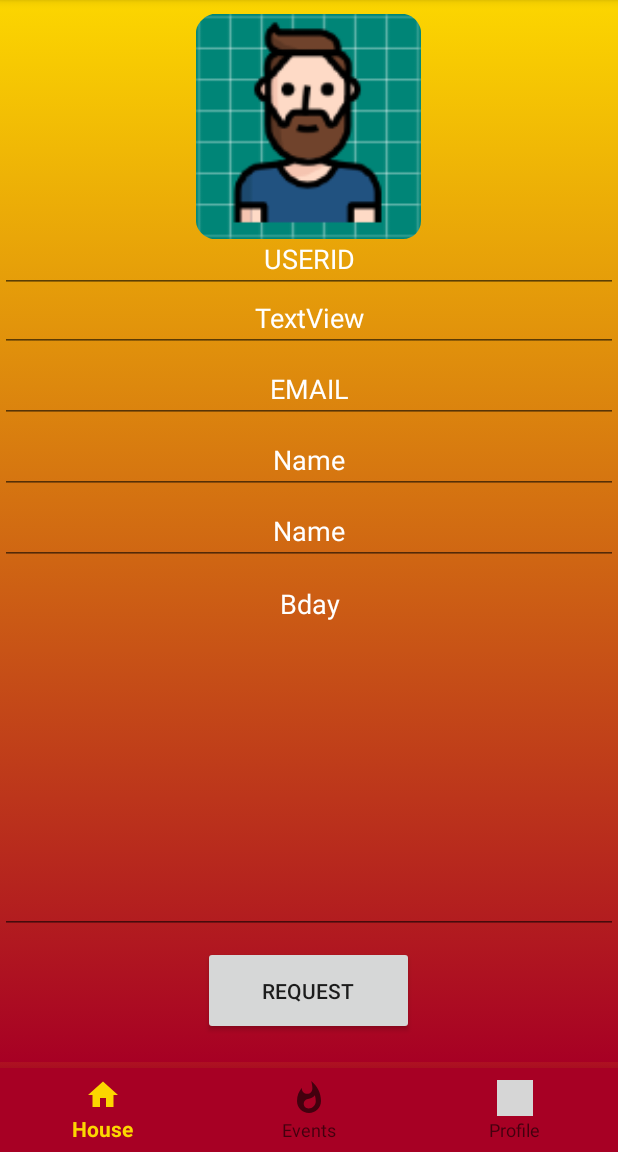
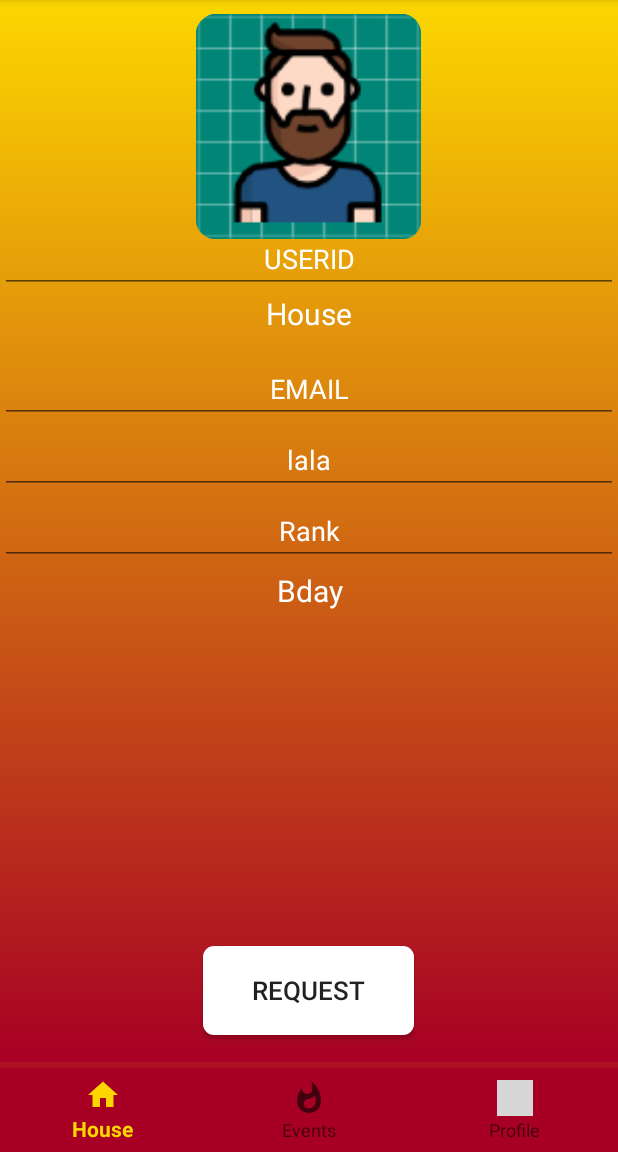
Before and after one commit to maxcastan/mobileProject2, an Android app: the fragment ProfileFragment placed in its activity, on a phone screen of 412 x 824 dp, the part 84-1236 px from its top. Run offline under Robolectric (Android 15) with nearby library versions, the phone set to English and light mode, and no system bars; our stand-ins replace Firebase (no records; nobody signed in at launch, a user with empty details on screens opened directly); grey boxes are pictures that could not be loaded.

Commit message:
Profile animations, and extra
fixes to UI and added animations

```diff
--- a/Project2/app/src/main/java/edu/fsu/cs/mobile/hw5/project2/ProfileFragment.java
+++ b/Project2/app/src/main/java/edu/fsu/cs/mobile/hw5/project2/ProfileFragment.java
@@ -13,12 +13,15 @@ import android.view.MenuInflater;
 import android.view.MenuItem;
 import android.view.View;
 import android.view.ViewGroup;
+import android.view.animation.Animation;
+import android.view.animation.AnimationUtils;
 import android.widget.Button;
 import android.widget.EditText;
 import android.widget.ImageView;
 import android.widget.TextView;
 import android.widget.Toolbar;
 
+import com.firebase.ui.auth.AuthUI;
 import com.google.android.gms.tasks.OnCompleteListener;
 import com.google.android.gms.tasks.Task;
 import com.google.firebase.auth.FirebaseAuth;
@@ -31,6 +34,7 @@ import com.google.firebase.firestore.Query;
 import java.util.HashMap;
 import java.util.Map;
 
+import static com.firebase.ui.auth.AuthUI.getApplicationContext;
 import static edu.fsu.cs.mobile.hw5.project2.R.mipmap.m1beard;
 
 
@@ -56,6 +60,8 @@ public class ProfileFragment extends Fragment {
     ImageView image;
 
     Button requestBtn;
+
+    Animation slideup;
 
     public ProfileFragment() {
         // Required empty public constructor
@@ -94,16 +100,20 @@ public class ProfileFragment extends Fragment {
 
 
         //edit text because these may change and are editable
-        userid = (EditText) getActivity().findViewById(R.id.pUserId);
-        emailuser = (EditText)  getActivity().findViewById(R.id.pEmail);
-        rank = (EditText)  getActivity().findViewById(R.id.pRank);
+        userid = (EditText) v.findViewById(R.id.pUserId);
+        emailuser = (EditText)  v.findViewById(R.id.pEmail);
+        rank = (EditText)  v.findViewById(R.id.pRank);
 
 
 
         //text view bc these do not change
-        bday = (TextView)  getActivity().findViewById(R.id.pBday);
-        houseuser= (TextView)  getActivity().findViewById(R.id.pHouse);
-        actualName = (TextView)  getActivity().findViewById(R.id.pName);
+        bday = (TextView)  v.findViewById(R.id.pBday);
+        houseuser= (TextView)  v.findViewById(R.id.pHouse);
+        actualName = (TextView)  v.findViewById(R.id.pName);
+
+
+        actualName.setText("lala");
+
         requestBtn = v.findViewById(R.id.requestBtn);
 
 
@@ -120,6 +130,28 @@ public class ProfileFragment extends Fragment {
         });
 
 
+
+        slideup = AnimationUtils.loadAnimation(getActivity(),
+                R.anim.slide_up);
+
+
+        // Slide Up
+        actualName.startAnimation(slideup);
+        rank.startAnimation(slideup);
+        userid.startAnimation(slideup);
+        emailuser.startAnimation(slideup);
+        bday.startAnimation(slideup);
+        houseuser.startAnimation(slideup);
+        /*
+        btnSlideUp.setOnClickListener(new View.OnClickListener() {
+            @Override
+            public void onClick(View v) {
+                txtSlideUp.startAnimation(animSlideUp);
+            }
+        });
+
+*/
+
         return v;
     }
 
@@ -127,11 +159,7 @@ public class ProfileFragment extends Fragment {
     public void onCreateOptionsMenu(Menu menu, MenuInflater inflater){
         inflater.inflate(R.menu.profile_menu, menu);
 
-        Log.i("this is working 6:  " , "6");
-
         super.onCreateOptionsMenu(menu, inflater);
-
-        Log.i("this is working 7:  " , "7");
     }
 
     @Override
--- /dev/null
+++ b/Project2/app/src/main/res/anim/slide_up.xml
@@ -0,0 +1,9 @@
+<set xmlns:android="http://schemas.android.com/apk/res/android"
+    android:interpolator="@android:anim/linear_interpolator"
+    android:fillAfter="true">
+
+    <translate
+        android:fromYDelta="30%p"
+        android:toYDelta="5%p"
+        android:duration="800" />
+</set>
--- /dev/null
+++ b/Project2/app/src/main/res/drawable/roundedcorners.xml
@@ -0,0 +1,10 @@
+<?xml version="1.0" encoding="utf-8"?>
+<selector xmlns:android="http://schemas.android.com/apk/res/android">
+<item>
+    <shape android:shape="rectangle">
+        <solid android:color="#FFFFFF"/>
+        <!--corners allow us to make the rounded corners button-->
+        <corners android:radius="7dp" />
+    </shape>
+</item>
+</selector>
--- a/Project2/app/src/main/res/layout/fragment_event_message.xml
+++ b/Project2/app/src/main/res/layout/fragment_event_message.xml
@@ -10,6 +10,7 @@
         android:id="@+id/recycler_event_messages"
         android:layout_width="match_parent"
         android:layout_height="match_parent" />
+
     <android.support.design.widget.FloatingActionButton
         android:id="@+id/floatingActionButton_event_messages"
         android:layout_width="wrap_content"
@@ -17,6 +18,7 @@
         android:layout_gravity="bottom|end"
         android:layout_margin="16dp"
         android:clickable="true"
-        android:src="@drawable/ic_add_circle_black_24dp" />
+        android:src="@drawable/ic_add_circle_black_24dp"
+        app:backgroundTint="@android:color/white" />
 
 </android.support.design.widget.CoordinatorLayout>
--- a/Project2/app/src/main/res/layout/fragment_home.xml
+++ b/Project2/app/src/main/res/layout/fragment_home.xml
@@ -10,6 +10,7 @@
         android:id="@+id/recycler_home_fragment"
         android:layout_width="match_parent"
         android:layout_height="match_parent" />
+
     <android.support.design.widget.FloatingActionButton
         android:id="@+id/floatingActionButton_home_fragment"
         android:layout_width="wrap_content"
@@ -17,6 +18,7 @@
         android:layout_gravity="bottom|end"
         android:layout_margin="16dp"
         android:clickable="true"
-        android:src="@drawable/ic_add_circle_black_24dp" />
+        android:src="@drawable/ic_add_circle_black_24dp"
+        app:backgroundTint="@android:color/white" />
 
 </android.support.design.widget.CoordinatorLayout>
--- a/Project2/app/src/main/res/layout/fragment_house_message_comments.xml
+++ b/Project2/app/src/main/res/layout/fragment_house_message_comments.xml
@@ -10,6 +10,7 @@
         android:id="@+id/recycler_house_message_comments"
         android:layout_width="match_parent"
         android:layout_height="match_parent" />
+
     <android.support.design.widget.FloatingActionButton
         android:id="@+id/floatingActionButton_house_message_comments"
         android:layout_width="wrap_content"
@@ -17,6 +18,7 @@
         android:layout_gravity="bottom|end"
         android:layout_margin="16dp"
         android:clickable="true"
-        android:src="@drawable/ic_add_circle_black_24dp" />
+        android:src="@drawable/ic_add_circle_black_24dp"
+        app:backgroundTint="@android:color/white" />
 
 </android.support.design.widget.CoordinatorLayout>
--- a/Project2/app/src/main/res/layout/fragment_profile.xml
+++ b/Project2/app/src/main/res/layout/fragment_profile.xml
@@ -12,13 +12,15 @@
         android:id="@+id/requestBtn"
         android:layout_width="113dp"
         android:layout_height="59dp"
+        android:layout_alignParentStart="true"
+        android:layout_alignParentEnd="true"
         android:layout_alignParentBottom="true"
-        android:layout_alignParentEnd="true"
-        android:layout_alignParentStart="true"
+        android:layout_marginStart="135dp"
+        android:layout_marginEnd="136dp"
         android:layout_marginBottom="18dp"
-        android:layout_marginEnd="136dp"
-        android:layout_marginStart="135dp"
-        android:text="@string/requestStr" />
+        android:background="@drawable/roundedcorners"
+        android:text="@string/requestStr"
+        android:textSize="17sp" />
 
     <EditText
         android:id="@+id/pUserId"
@@ -66,10 +68,10 @@
         android:ems="10"
         android:gravity="center_horizontal"
         android:inputType="textPersonName"
-        android:text="Name"
+        android:text="Rank"
         android:textColor="@android:color/white" />
 
-    <EditText
+    <TextView
         android:id="@+id/pHouse"
         android:layout_width="match_parent"
         android:layout_height="39dp"
@@ -80,10 +82,11 @@
         android:layout_marginTop="0dp"
         android:layout_marginEnd="0dp"
         android:gravity="center_horizontal"
-        android:text="TextView"
-        android:textColor="@android:color/white" />
+        android:text="House"
+        android:textColor="@android:color/white"
+        android:textSize="20sp" />
 
-    <EditText
+    <TextView
         android:id="@+id/pName"
         style="@android:style/Widget.AutoCompleteTextView"
         android:layout_width="match_parent"
@@ -100,7 +103,7 @@
         android:text="Name"
         android:textColor="@android:color/white" />
 
-    <EditText
+    <TextView
         android:id="@+id/pBday"
         android:layout_width="match_parent"
         android:layout_height="wrap_content"
@@ -114,7 +117,8 @@
         android:gravity="center_horizontal"
         android:inputType="textPersonName"
         android:text="Bday"
-        android:textColor="@android:color/white" />
+        android:textColor="@android:color/white"
+        android:textSize="20sp" />
 
     <ImageView
         android:id="@+id/pImg"
--- a/Project2/app/src/main/res/layout/fragment_social.xml
+++ b/Project2/app/src/main/res/layout/fragment_social.xml
@@ -19,7 +19,8 @@ tools:context=".SocialFragment">
         android:layout_gravity="bottom|end"
         android:layout_margin="16dp"
         android:clickable="true"
-    android:src="@drawable/ic_add_circle_black_24dp"  />
+        android:src="@drawable/ic_add_circle_black_24dp"
+        app:backgroundTint="@android:color/white" />
 
 
 </android.support.design.widget.CoordinatorLayout>
```
Also changed, not shown: Project2/app/src/main/java/edu/fsu/cs/mobile/hw5/project2/MainActivity.java (+11 -1 lines), Project2/app/src/main/res/anim/fade_in.xml (added, +10 -0 lines), Project2/app/src/main/res/layout/activity_main.xml (+5 -4 lines). Lines whose indentation alone changed are shown as unchanged.
